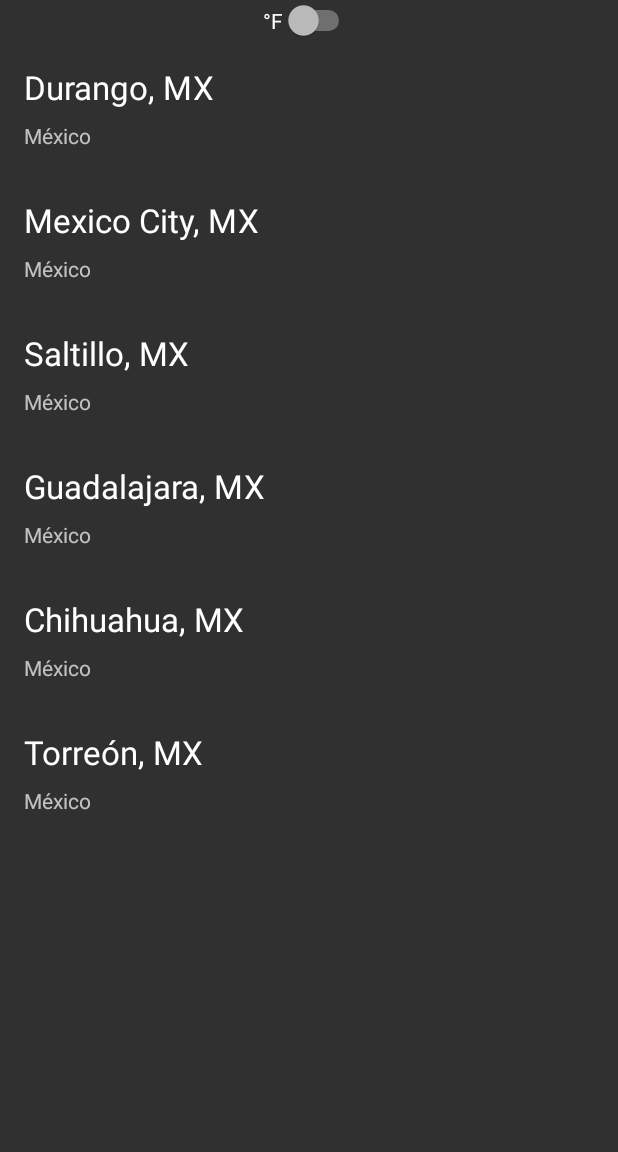
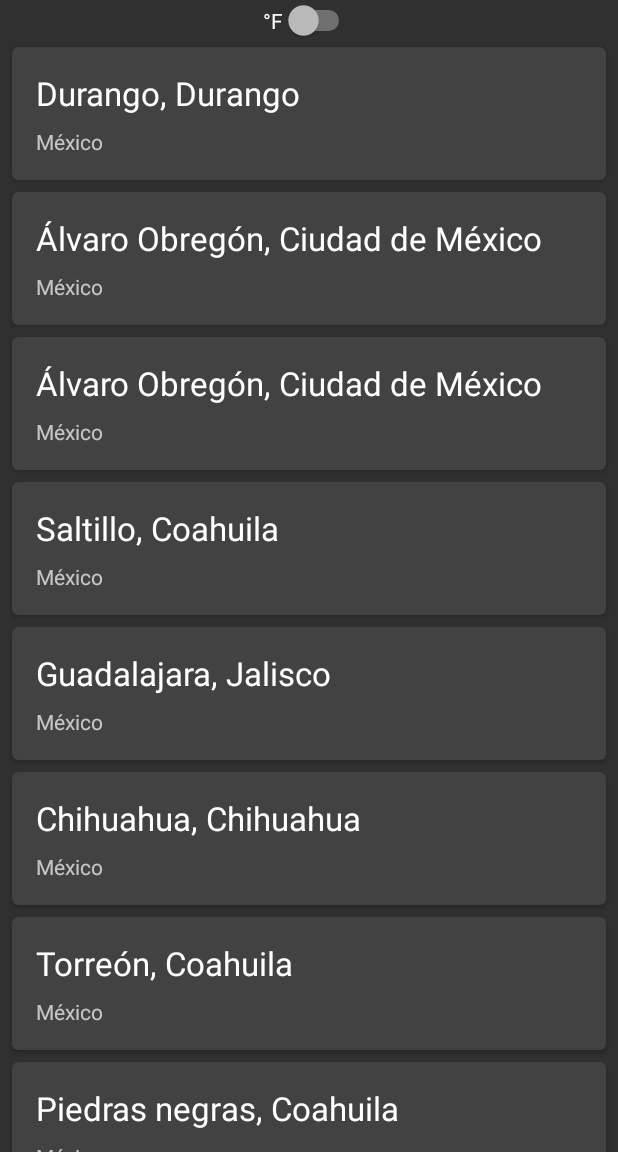
Before and after one commit to IramML/WeatherApp, an Android app: the screen it shows after launch (ChooseActivity), on a phone screen of 412 x 824 dp, the part 84-1236 px from its top. Run offline under Robolectric (Android 15) with nearby library versions, the phone set to English and light mode, and no system bars.

Commit message:
New list

```diff
--- a/app/build.gradle
+++ b/app/build.gradle
@@ -38,4 +38,5 @@ dependencies {
     implementation 'com.github.bumptech.glide:glide:3.7.0'
     implementation 'com.google.android.gms:play-services-places:15.0.1'
     implementation 'com.google.android.gms:play-services-location:15.0.1'
+    implementation 'com.android.support:cardview-v7:28.0.0-alpha3'
 }
--- a/app/src/main/java/com/example/iram/weatherapp/Fragmets/ListFragment.kt
+++ b/app/src/main/java/com/example/iram/weatherapp/Fragmets/ListFragment.kt
@@ -66,12 +66,11 @@ class ListFragment : Fragment() {
     }
     private fun loadData(){
         listCities= ArrayList()
-        listCities?.add(City("Durango, MX", "México"))
-        listCities?.add(City("Mexico City, MX", "México"))
-        listCities?.add(City("Saltillo, MX", "México"))
-        listCities?.add(City("Guadalajara, MX", "México"))
-        listCities?.add(City("Chihuahua, MX", "México"))
-        listCities?.add(City("Torreón, MX", "México"))
+        val res = resources
+        val mexicoCities = res.getStringArray(R.array.nameCitiesMexico)
+        for (mxCities in mexicoCities){
+            listCities?.add(City(mxCities,"México"))
+        }
     }
 
 
--- a/app/src/main/res/layout/template.xml
+++ b/app/src/main/res/layout/template.xml
@@ -1,10 +1,23 @@
 <?xml version="1.0" encoding="utf-8"?>
+<LinearLayout android:id="@+id/LayoutContent"
+    xmlns:android="http://schemas.android.com/apk/res/android"
+    android:orientation="vertical"
+    android:layout_width="match_parent"
+    android:layout_height="wrap_content"
+    xmlns:app="http://schemas.android.com/apk/res-auto">
+
+    <android.support.v7.widget.CardView
+        app:cardCornerRadius="4dp"
+        android:layout_marginEnd="8dp"
+        android:layout_marginStart="8dp"
+        android:layout_marginTop="4dp"
+        android:layout_marginBottom="4dp"
+        android:layout_width="match_parent"
+        android:layout_height="wrap_content">
         <LinearLayout
-    android:id="@+id/LayoutContent"
-    xmlns:android="http://schemas.android.com/apk/res/android"
-    android:orientation="vertical" android:layout_width="match_parent"
-    android:layout_height="wrap_content">
-
+            android:orientation="vertical"
+            android:layout_width="match_parent"
+            android:layout_height="match_parent">
             <TextView
                 android:id="@+id/tvCity"
                 android:layout_width="wrap_content"
@@ -27,3 +40,6 @@
                 android:lines="1"
                 android:textAppearance="@style/TextAppearance.AppCompat.Small" />
         </LinearLayout>
+
+    </android.support.v7.widget.CardView>
+</LinearLayout>
--- a/app/src/main/res/values/strings.xml
+++ b/app/src/main/res/values/strings.xml
@@ -4,4 +4,63 @@
     <!-- TODO: Remove or change this placeholder text -->
     <string name="hello_blank_fragment">Hello blank fragment</string>
     <string name="title_activity_maps">Map</string>
+    <string-array name="nameCitiesMexico">
+        <item>Durango, Durango</item>
+        <item>Álvaro Obregón, Ciudad de México</item>
+        <item>Álvaro Obregón, Ciudad de México</item>
+        <item>Saltillo, Coahuila</item>
+        <item>Guadalajara, Jalisco</item>
+        <item>Chihuahua, Chihuahua</item>
+        <item>Torreón, Coahuila</item>
+        <item>Piedras negras, Coahuila</item>
+        <item>Parras de la Fuente, Coahuila</item>
+        <item>San Pedro, Coahuila</item>
+        <item>Monclova, Coahuila</item>
+        <item>Acuña, Coahuila</item>
+        <item>Allende, Coahuila</item>
+        <item>Arteaga, Coahuila</item>
+        <item>Candela, Coahuila</item>
+        <item>Castaños, Coahuila</item>
+        <item>Cuatrociénegas, Coahuila</item>
+        <item>Escobedo, Coahuila</item>
+        <item>Francisco I. Madero, Coahuila</item>
+        <item>Frontera, Coahuila</item>
+        <item>General Cepeda, Coahuila</item>
+        <item>Guerrero, Coahuila</item>
+        <item>Hidalgo, Coahuila</item>
+        <item>Jiménez, Coahuila</item>
+        <item>Juárez, Coahuila</item>
+        <item>Lamadrid, Coahuila</item>
+        <item>Matamoros, Coahuila</item>
+        <item>Morelos, Coahuila</item>
+        <item>Múzquiz, Coahuila</item>
+        <item>Nadadores, Coahuila</item>
+        <item>Nava, Coahuila</item>
+        <item>Ocampo, Coahuila</item>
+        <item>Progreso, Coahuila</item>
+        <item>Ramoz Arizpe, Coahuila</item>
+        <item>Sabinas, Coahuila</item>
+        <item>Sacramento, Coahuila</item>
+        <item>San Buenaventura, Coahuila</item>
+        <item>San Juan de Sabinas, Coahuila</item>
+        <item>Sierra Mojada, Coahuila</item>
+        <item>Viesca, Coahuila</item>
+        <item>Villa Unión, Coahuila</item>
+        <item>Zaragoza, Coahuila</item>
+        <item>Azcapotzalco, Ciudad de México</item>
+        <item>Benito Juárez, Ciudad de México</item>
+        <item>Coyoacán, Ciudad de México</item>
+        <item>Cuajimalpa de Morelos, Ciudad de México</item>
+        <item>Cuauhtémoc, Ciudad de México</item>
+        <item>Gustavo A. Madero, Ciudad de México</item>
+        <item>Iztacalco, Ciudad de México</item>
+        <item>Iztapalapa, Ciudad de México</item>
+        <item>Magdalena Contreras, Ciudad de México</item>
+        <item>Miguel Hidalgo, Ciudad de México</item>
+        <item>Milpa Alta, Ciudad de México</item>
+        <item>Tláhuac, Ciudad de México</item>
+        <item>Tlalpan, Ciudad de México</item>
+        <item>Venustiano Carranza, Ciudad de México</item>
+        <item>Xochimilco, Ciudad de México</item>
+    </string-array>
 </resources>
```
Lines whose indentation alone changed are shown as unchanged.
